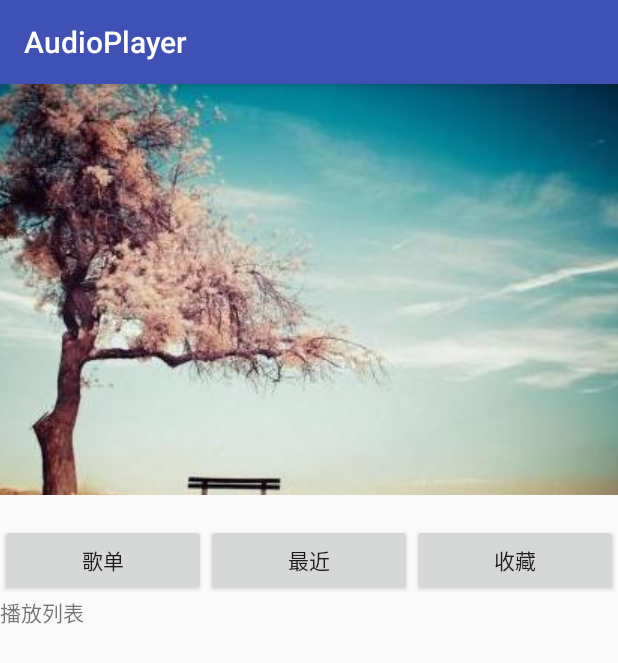
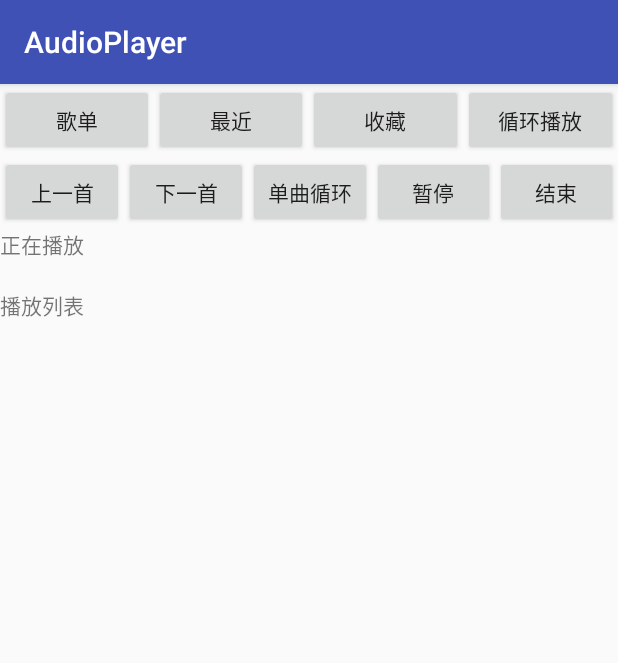
Before and after one commit to lzy921830797/AudioPlayer, an Android app: the screen it shows after launch (MainActivity), on a phone screen of 412 x 824 dp. Shown: the top 663 px of the screen. Run offline under Robolectric (Android 15) with nearby library versions, the phone set to English and light mode, and no system bars.

Commit message:
点击后切换歌曲

```diff
--- a/app/src/main/java/com/example/apple/audioplayer/MainActivity.java
+++ b/app/src/main/java/com/example/apple/audioplayer/MainActivity.java
@@ -3,12 +3,14 @@ package com.example.apple.audioplayer;
 import android.content.Intent;
 import android.database.Cursor;
 import android.database.sqlite.SQLiteDatabase;
+import android.support.annotation.Nullable;
 import android.support.v7.app.AppCompatActivity;
 import android.os.Bundle;
 import android.util.Log;
 import android.view.View;
 import android.widget.Button;
 import android.widget.ListView;
+import android.widget.TextView;
 
 import java.io.IOException;
 import java.util.ArrayList;
@@ -20,6 +22,7 @@ public class MainActivity extends AppCompatActivity {
     private static final String TAG = "miao";
     private List<Music> musicList = new ArrayList<>();
     private List<Music> playingList = new ArrayList<>();
+    private Music musicPlaying;
 
     @Override
     protected void onCreate(Bundle savedInstanceState) {
@@ -34,37 +37,54 @@ public class MainActivity extends AppCompatActivity {
             e.printStackTrace();
         }
 
+        //跳到歌单活动
         Button music_list = findViewById(R.id.music_list);
         music_list.setOnClickListener(new View.OnClickListener() {
             @Override
             public void onClick(View v) {
                 Intent intent = new Intent(MainActivity.this,TotalMusicListActivity.class);
-                startActivity(intent);
+                startActivityForResult(intent,1);
             }
         });
-        refreshPlayingList();
+
+
+        Button music_stop = findViewById(R.id.music_stop);
+        music_stop.setOnClickListener(new View.OnClickListener() {
+            @Override
+            public void onClick(View v) {
+
+            }
+        });
+    }
+
+    @Override
+    protected void onActivityResult(int requestCode, int resultCode, @Nullable Intent data) {
+        super.onActivityResult(requestCode, resultCode, data);
+        if(requestCode == 1 & resultCode == 0){
+            musicPlaying = (Music) data.getSerializableExtra("music");
+            TextView music_playing = findViewById(R.id.music_playing);
+            music_playing.setText(musicPlaying.getSinger()+" - "+musicPlaying.getSongName());
+            refreshPlayingList();
+        }
     }
 
     public void refreshPlayingList(){
         ListView listView = findViewById(R.id.playing);
         MusicAdapter adapter = new MusicAdapter(MainActivity.this,R.layout.music_item,playingList);
         listView.setAdapter(adapter);
-        Log.d(TAG, "refreshPlayingList: "+playingList);
+//        Log.d(TAG, "refreshPlayingList: "+playingList);
     }
 
     public void initMusic() throws IOException {
+        playingList.clear();
         SQLiteDatabase db = musicDBHelper.getWritableDatabase();
         if(isEmpty()) {
             String[] files;
             files = getAssets().list("songs");
             for (int i = 0; i < files.length; i++) {
-                Log.d(TAG, "initMusic: " + files[i]);
                 String[] data = files[i].split(" - ");
-                Log.d(TAG, "initMusic: " + data[0]);
-                Log.d(TAG, "initMusic: " + data[1]);
                 Music music = new Music(i,0,0,data[1], data[0]);
                 musicList.add(music);
-                Log.d(TAG, "initMusic: "+music.toString());
                 String sql = "insert into music(isCollect,isPlaying,songName,singer) values (?,?,?,?)";
                 db.execSQL(sql, new Object[]{0,0, musicList.get(i).getSongName(), musicList.get(i).getSinger()});
             }
@@ -109,6 +129,7 @@ public class MainActivity extends AppCompatActivity {
 
     public void refreshMusicList(){
         musicList.clear();
+        playingList.clear();
         SQLiteDatabase db = musicDBHelper.getReadableDatabase();
         Cursor cursor = db.rawQuery("select * from music",null);
         if(cursor.moveToFirst()){
@@ -123,13 +144,14 @@ public class MainActivity extends AppCompatActivity {
                     playingList.add(music);
                 }
                 musicList.add(music);
-                Log.d(TAG, "refreshMusicList: "+musicList);
-                Log.d(TAG, "refreshMusicList: "+playingList);
+//                Log.d(TAG, "refreshMusicList: "+musicList);
+//                Log.d(TAG, "refreshMusicList: "+playingList);
             }while (cursor.moveToNext());
         }
         cursor.close();
         db.close();
     }
+
 
     @Override
     protected void onDestroy() {
--- a/app/src/main/java/com/example/apple/audioplayer/Music.java
+++ b/app/src/main/java/com/example/apple/audioplayer/Music.java
@@ -1,6 +1,8 @@
 package com.example.apple.audioplayer;
 
-public class Music {
+import java.io.Serializable;
+
+public class Music implements Serializable{
 
     public int id;
     public int isCollect;
--- a/app/src/main/res/layout/activity_main.xml
+++ b/app/src/main/res/layout/activity_main.xml
@@ -7,10 +7,10 @@
     android:layout_height="match_parent"
     tools:context=".MainActivity">
 
-    <TextView
-        android:layout_width="match_parent"
-        android:layout_height="wrap_content"
-        android:drawableTop="@drawable/img_main"/>
+    <!--<TextView-->
+        <!--android:layout_width="match_parent"-->
+        <!--android:layout_height="wrap_content"-->
+        <!--android:drawableTop="@drawable/img_main"/>-->
 
     <LinearLayout
         android:layout_width="match_parent"
@@ -37,7 +37,68 @@
         android:layout_weight="1"
         android:layout_width="wrap_content"
         android:layout_height="wrap_content" />
+
+        <Button
+            android:id="@+id/music_loop2"
+            android:text="循环播放"
+            android:layout_weight="1"
+            android:layout_width="wrap_content"
+            android:layout_height="wrap_content" />
     </LinearLayout>
+
+    <LinearLayout
+        android:layout_width="match_parent"
+        android:orientation="horizontal"
+        android:layout_height="wrap_content">
+
+        <Button
+            android:id="@+id/music_last"
+            android:text="上一首"
+            android:layout_weight="1"
+            android:layout_width="wrap_content"
+            android:layout_height="wrap_content" />
+
+        <Button
+            android:id="@+id/music_next"
+            android:text="下一首"
+            android:layout_weight="1"
+            android:layout_width="wrap_content"
+            android:layout_height="wrap_content" />
+
+        <Button
+            android:id="@+id/music_loop1"
+            android:text="单曲循环"
+            android:layout_weight="1"
+            android:layout_width="wrap_content"
+            android:layout_height="wrap_content" />
+
+        <Button
+            android:id="@+id/music_pause"
+            android:text="暂停"
+            android:layout_weight="1"
+            android:layout_width="wrap_content"
+            android:layout_height="wrap_content" />
+
+        <Button
+            android:id="@+id/music_stop"
+            android:text="结束"
+            android:layout_weight="1"
+            android:layout_width="wrap_content"
+            android:layout_height="wrap_content" />
+
+    </LinearLayout>
+
+    <TextView
+        android:id="@+id/music_playing"
+        android:text="正在播放"
+        android:layout_width="match_parent"
+        android:layout_height="wrap_content" />
+
+    <TextView
+        android:id="@+id/now_playing"
+        android:layout_width="match_parent"
+        android:layout_height="wrap_content" />
+
 
     <TextView
         android:id="@+id/title"
```
Also changed, not shown: app/src/main/java/com/example/apple/audioplayer/TotalMusicListActivity.java (+18 -7 lines).
